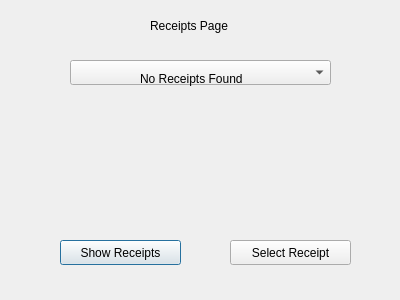
Old version of the form Tax_Shopping_Calculator/receipts.ui in the repository AndyVera/CPSC_254_Tax_Shopping_Calculator.
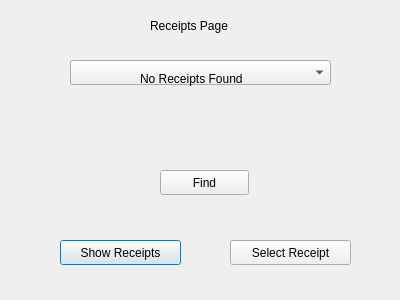
New version of the form.

Commit message: added find functionality in receipts

What changed in the file:
```diff
--- a/Tax_Shopping_Calculator/receipts.ui
+++ b/Tax_Shopping_Calculator/receipts.ui
@@ -75,6 +75,19 @@
     <string>No Receipts Found</string>
    </property>
   </widget>
+  <widget class="QPushButton" name="findfromfs">
+   <property name="geometry">
+    <rect>
+     <x>160</x>
+     <y>170</y>
+     <width>89</width>
+     <height>25</height>
+    </rect>
+   </property>
+   <property name="text">
+    <string>Find</string>
+   </property>
+  </widget>
  </widget>
  <resources/>
  <connections/>
```
The commit also changes 489 other files.
